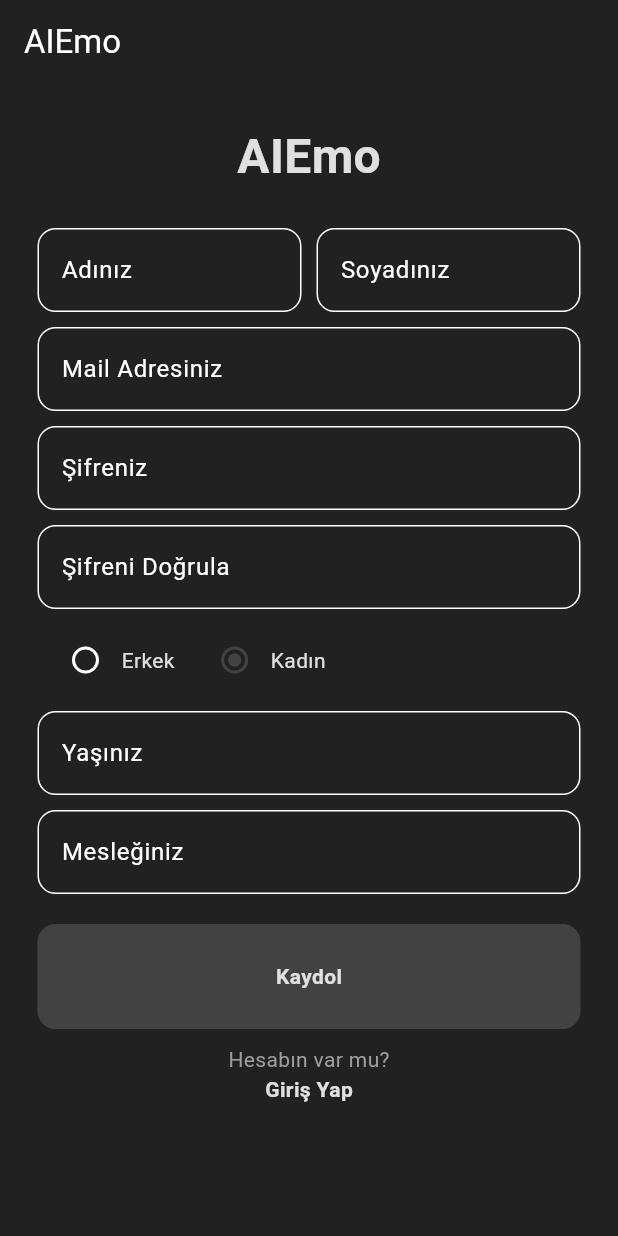
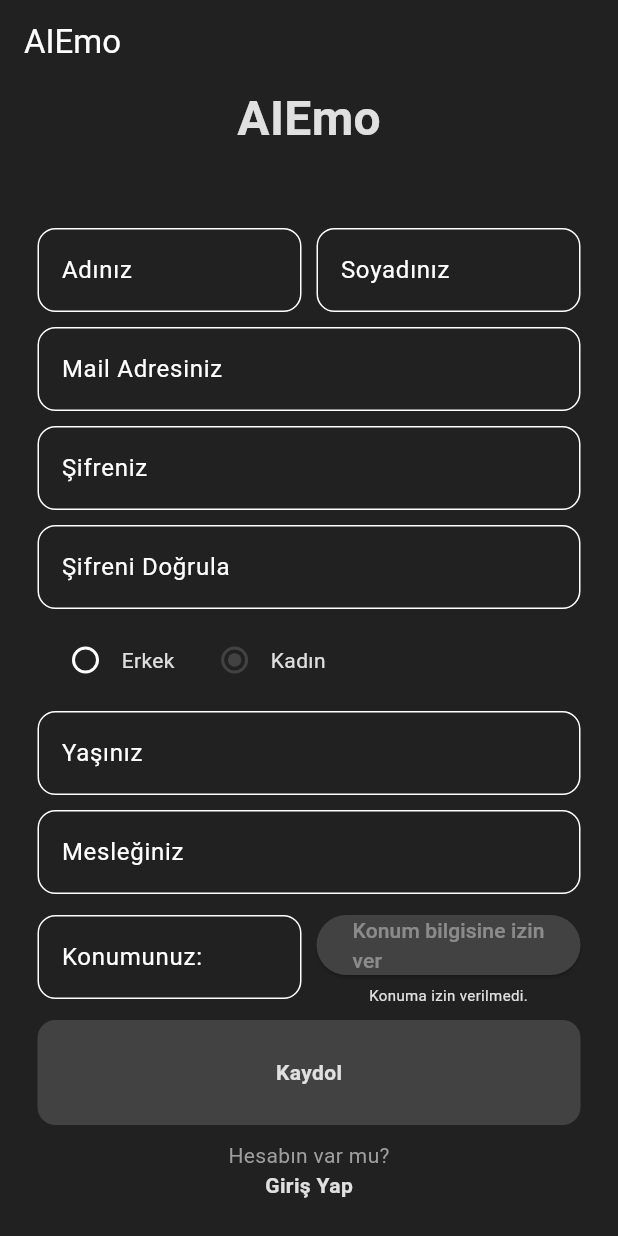
Before and after one commit to iskburcin/DemoAiEmo, a Flutter app: the screen it shows after launch, after a tap on "Kaydol", on a phone screen of 412 x 824 dp. Run offline on Flutter 3.47's test engine with Material 3 defaults, Android fonts, the phone set to English and light mode, and no system bars; our stand-ins replace camera, cloud_firestore, firebase_auth, firebase_core, geocoding, geolocator and 1 more; missing offline and left inert: tflite_v2; accounts and stored records are empty; network calls fail.

Commit message:
17.14.24

```diff
--- a/lib/main.dart
+++ b/lib/main.dart
@@ -1,10 +1,10 @@
 import 'package:demoaiemo/pages/camera_page.dart';
 import 'package:demoaiemo/auth/auth_page.dart';
 import 'package:demoaiemo/pages/home_page.dart';
-import 'package:demoaiemo/pages/activity_page.dart';
 import 'package:demoaiemo/pages/profile_page.dart';
 import 'package:demoaiemo/pages/setting_page.dart';
 import 'package:demoaiemo/pages/suggestion_page.dart';
+import 'package:demoaiemo/system/my_provider.dart';
 import 'package:demoaiemo/theme/theme_provider.dart';
 import 'package:flutter/material.dart';
 import 'package:camera/camera.dart';
@@ -23,8 +23,17 @@ Future<void> main() async {
     options: DefaultFirebaseOptions.currentPlatform,
   );
   runApp(
-    ChangeNotifierProvider(
-        create: (context) => ThemeProvider(), child: const MainApp()),
+    MultiProvider(
+      providers: [
+        ChangeNotifierProvider(
+          create: (context) => ThemeProvider(),
+        ),
+        ChangeNotifierProvider(
+          create: (context) => MyProvider(),
+        ),
+      ],
+      child: const MainApp(),
+    ),
   );
 }
 
@@ -45,7 +54,6 @@ class MainApp extends StatelessWidget {
         '/profilepage': (context) => ProfilePage(),
         '/settingpage': (context) => const SettingPage(),
         '/suggestionpage': (context) => const SuggestionPage(),
-        '/activity_page': (context) => const ActivityPage(),
       },
     );
   }
--- a/lib/pages/login_page.dart
+++ b/lib/pages/login_page.dart
@@ -36,7 +36,7 @@ class _LoginPageState extends State<LoginPage> {
               Row(
                 mainAxisAlignment: MainAxisAlignment.end,
                 children: [
-                  Text("Şifremi Unuttum",style: TextStyle(
+                  Text("Çifremi Unuttum",style: TextStyle(
                     color: Theme.of(context).colorScheme.secondary
                   ),
                   ),
--- a/lib/pages/register_page.dart
+++ b/lib/pages/register_page.dart
@@ -2,6 +2,7 @@ import 'package:cloud_firestore/cloud_firestore.dart';
 import 'package:demoaiemo/system/helpers.dart';
 import 'package:demoaiemo/util/labeled_radio_button.dart';
 import 'package:demoaiemo/util/my_botton.dart';
+import 'package:demoaiemo/util/labeled_location_button.dart';
 import 'package:demoaiemo/util/my_textfields.dart';
 import 'package:firebase_auth/firebase_auth.dart';
 import 'package:flutter/material.dart';
@@ -26,6 +27,7 @@ class _RegisterPageState extends State<RegisterPage> {
   final TextEditingController genderController = TextEditingController();
   final TextEditingController ageController = TextEditingController();
   final TextEditingController occupationController = TextEditingController();
+  final TextEditingController locationController = TextEditingController();
   String selectedGender = "Kadın";
 
   @override
@@ -36,14 +38,15 @@ class _RegisterPageState extends State<RegisterPage> {
         title: const Text("AIEmo"),
       ),
       body: Center(
-        child: Padding(
-          padding: const EdgeInsets.all(25.0),
         child: Column(
           mainAxisAlignment: MainAxisAlignment.center,
           children: <Widget>[
             _title(),
             Expanded(
-                  child: ListView(shrinkWrap: true, children: [
+                child: ListView(
+                    padding: const EdgeInsets.all(25.0),
+                    shrinkWrap: true,
+                    children: [
                   const SizedBox(
                     height: 25,
                   ),
@@ -64,7 +67,8 @@ class _RegisterPageState extends State<RegisterPage> {
                       Text(
                         "Hesabın var mu?",
                         style: TextStyle(
-                          color: Theme.of(context).colorScheme.inversePrimary),
+                            color:
+                                Theme.of(context).colorScheme.inversePrimary),
                       ),
                       GestureDetector(
                           onTap: widget.onTap,
@@ -76,7 +80,6 @@ class _RegisterPageState extends State<RegisterPage> {
                   ),
                 ]))
           ],
-          ),
         ),
       ),
     );
@@ -204,6 +207,25 @@ class _RegisterPageState extends State<RegisterPage> {
         const SizedBox(
           height: 10,
         ),
+        Row(
+          children: [
+            Expanded(
+              child: MyTextfield(
+                hintText: "Konumunuz:",
+                obscureText: false,
+                controller: locationController,
+              ),
+            ),
+            const SizedBox(
+              width: 10,
+            ),
+            Expanded(
+              child: LabeledLocationButton(
+                controller: locationController,
+              ),
+            ),
+          ],
+        ),
       ],
     );
   }
@@ -219,7 +241,8 @@ class _RegisterPageState extends State<RegisterPage> {
         'Surname': surnameController.text,
         'Gender': genderController.text,
         'Age': ageController.text,
-        'Occupation': occupationController.text
+        'Occupation': occupationController.text,
+        'Location': locationController.text,
       });
     }
   }
--- /dev/null
+++ b/lib/system/function.dart
@@ -0,0 +1,6 @@
+import 'package:http/http.dart' as http;
+
+fetchdata(String url) async {
+  http.Response response = await http.get(Uri.parse(url));
+  return response.body;
+}
--- /dev/null
+++ b/lib/util/labeled_location_button.dart
@@ -0,0 +1,98 @@
+import 'package:demoaiemo/util/my_textfields.dart';
+import 'package:flutter/material.dart';
+import 'package:geolocator/geolocator.dart';
+import 'package:geocoding/geocoding.dart';
+
+class LabeledLocationButton extends StatefulWidget {
+  final TextEditingController controller;
+  const LabeledLocationButton({
+    Key? key,
+    required this.controller,
+  }) : super(key: key);
+
+  @override
+  _LabeledLocationButtonState createState() => _LabeledLocationButtonState();
+}
+
+class _LabeledLocationButtonState extends State<LabeledLocationButton> {
+  String? _currentAddress;
+
+  Future<bool> _handleLocationPermission() async {
+    bool serviceEnabled;
+    LocationPermission permission;
+
+    serviceEnabled = await Geolocator.isLocationServiceEnabled();
+    if (!serviceEnabled) {
+      ScaffoldMessenger.of(context).showSnackBar(const SnackBar(
+          content: Text(
+              'Konum özelliği aktif değil. Lütfen servisi aktifleştirin.')));
+      return false;
+    }
+    permission = await Geolocator.checkPermission();
+    if (permission == LocationPermission.denied) {
+      permission = await Geolocator.requestPermission();
+      if (permission == LocationPermission.denied) {
+        ScaffoldMessenger.of(context).showSnackBar(
+            const SnackBar(content: Text('Konum izni reddedildi')));
+        return false;
+      }
+    }
+    if (permission == LocationPermission.deniedForever) {
+      ScaffoldMessenger.of(context).showSnackBar(const SnackBar(
+          content: Text(
+              'Konum izni kalıcı olarak reddedildi, izin gönderilemiyor.')));
+      return false;
+    }
+    return true;
+  }
+
+  Future<void> _getCurrentPosition() async {
+    final hasPermission = await _handleLocationPermission();
+
+    if (!hasPermission) return;
+    await Geolocator.getCurrentPosition(desiredAccuracy: LocationAccuracy.high)
+        .then((Position position) {
+      _getAddressFromLatLng(position);
+    }).catchError((e) {
+      debugPrint(e);
+    });
+  }
+
+  Future<void> _getAddressFromLatLng(Position position) async {
+    await placemarkFromCoordinates(position.latitude, position.longitude)
+        .then((List<Placemark> placemarks) {
+      Placemark place = placemarks[0];
+      setState(() {
+        _currentAddress =
+            '${place.street}, ${place.subLocality}, ${place.subAdministrativeArea}, ${place.postalCode}';
+        widget.controller.text = _currentAddress!;
+      });
+    }).catchError((e) {
+      debugPrint(e);
+    });
+  }
+
+  @override
+  Widget build(BuildContext context) {
+    return Column(
+      crossAxisAlignment: CrossAxisAlignment.center,
+      children: [
+        // MyTextfield(
+        //     hintText: "Konumunuz", obscureText: false, controller: widget.controller),
+        ElevatedButton(
+          style: ButtonStyle(
+            backgroundColor:
+                WidgetStatePropertyAll(Theme.of(context).colorScheme.primary),
+          ),
+          onPressed: _getCurrentPosition,
+          child: const Text(
+            "Konum bilgisine izin ver",
+            style: TextStyle(color: Colors.white38),
+          ),
+        ),
+        const SizedBox(height: 2),
+        Text(_currentAddress ?? "Konuma izin verilmedi.", style: TextStyle(fontSize: 10),),
+      ],
+    );
+  }
+}
--- a/lib/util/my_textfields.dart
+++ b/lib/util/my_textfields.dart
@@ -5,22 +5,25 @@ class MyTextfield extends StatelessWidget {
   final bool obscureText;
   final TextEditingController controller;
 
-  const MyTextfield({
-    super.key,
-    required this.hintText,
-    required this.obscureText,
-    required this.controller});
+  const MyTextfield(
+      {super.key,
+      required this.hintText,
+      required this.obscureText,
+      required this.controller});
 
   @override
   Widget build(BuildContext context) {
-    return TextField(
-      controller: controller,
-      decoration: InputDecoration(
-        border: OutlineInputBorder(borderRadius: BorderRadius.circular(12)),
-        hintText: hintText
+    return Column(
+      children: [
+        TextField(
+          controller: controller,
+          decoration: InputDecoration(
+              border:
+                  OutlineInputBorder(borderRadius: BorderRadius.circular(12)),
+              hintText: hintText),
+          obscureText: obscureText,
         ),
-      obscureText: obscureText,
-
+      ],
     );
   }
 }
```
Also changed, not shown: lib/pages/home_page.dart (+9 -14 lines), lib/pages/profile_page.dart (+194 -61 lines), lib/system/my_provider.dart (added, +31 -0 lines), lib/util/my_drawer.dart (+15 -1 lines), lib/util/myy_text_fields.dart (added, +42 -0 lines), pubspec.yaml (+14 -9 lines), pubspec.lock, 11 other files. Lines whose indentation alone changed are shown as unchanged.
